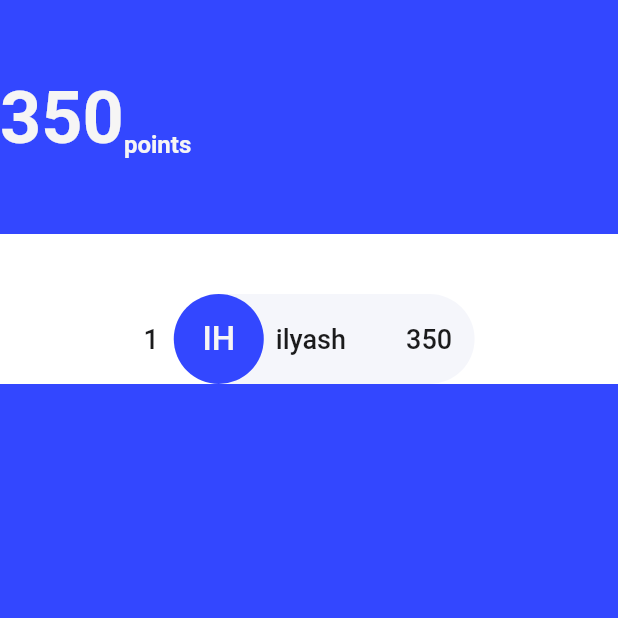
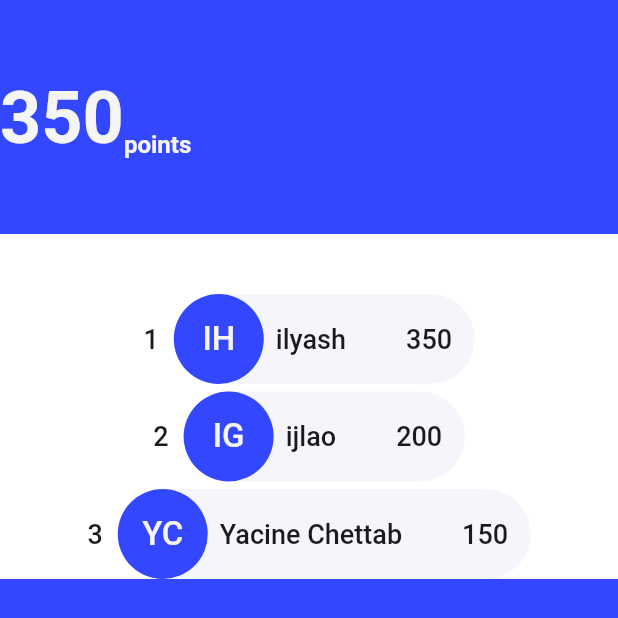
Before and after one commit to chettabyacine/Edutainment, a Flutter app: the PageGlobalRank screen opened directly, on a phone screen of 412 x 824 dp. Shown: the top 618 px of the screen. Run offline on Flutter 3.47's test engine with Material 2 defaults, Android fonts, the phone set to English and light mode, and no system bars; our stand-ins replace flutter_datetime_picker, flutter_svg, lite_rolling_switch, percent_indicator; accounts and stored records are empty; Roboto replaces fonts that are missing (OpenSans).

Commit message:
Working on the global rank page

```diff
--- a/lib/screens/global_rank/page.dart
+++ b/lib/screens/global_rank/page.dart
@@ -64,10 +64,10 @@ class _PageGlobalRankState extends State<PageGlobalRank> {
               children: [
                 SizedBox(height: 40),
                 WidgetUserScore(user: publicUsers[0]),
-                //SizedBox(height: 5),
-                //WidgetUserScore(user: publicUsers[1]),
-               // SizedBox(height: 5),
-               // WidgetUserScore(user: publicUsers[2]),
+                SizedBox(height: 5),
+                WidgetUserScore(user: publicUsers[1]),
+                SizedBox(height: 5),
+                WidgetUserScore(user: publicUsers[2]),
               ],
             ),
           ),
@@ -96,7 +96,7 @@ class WidgetUserScore extends StatelessWidget {
       mainAxisAlignment: MainAxisAlignment.center,
       children: [
         Text(
-         user.rank.toString(),
+         user.rank.toString() ?? '',
           style: TextStyle(
             color: Color(0xFF1B1B1C),
             fontFamily: 'OpenSans',
@@ -116,7 +116,7 @@ class WidgetUserScore extends StatelessWidget {
                 radius: 30.0,
                 backgroundColor: kVioletColor,
                 child: Text(
-                  user.userID,
+                  user.userID ?? '',
                   style: TextStyle(
                     color: kWhiteColor,
                     fontWeight: FontWeight.w500,
@@ -126,7 +126,7 @@ class WidgetUserScore extends StatelessWidget {
               ),
               SizedBox(width: 8.0),
               Text(
-                user.userName,
+                user.userName ?? '',
                 style: TextStyle(
                   color: Color(0xFF1B1B1C),
                   fontFamily: 'OpenSans',
@@ -136,7 +136,7 @@ class WidgetUserScore extends StatelessWidget {
               ),
               SizedBox(width: 40.0),
               Text(
-                user.score.toString(),
+                user.score.toString() ?? '',
                 style: TextStyle(
                   color: Color(0xFF1B1B1C),
                   fontFamily: 'OpenSans',
```
Also changed, not shown: pubspec.lock.
